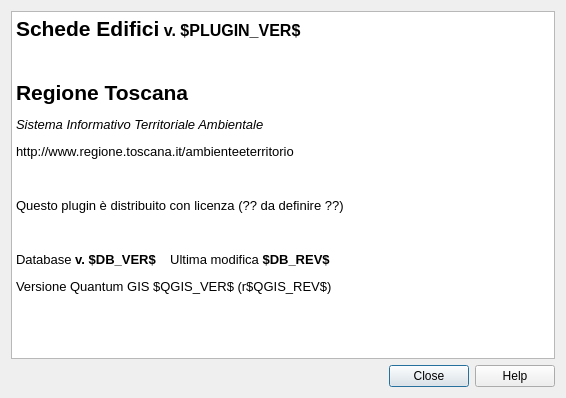
faunalia/rt_omero, file ui/dlgAbout.ui: the form before one commit.
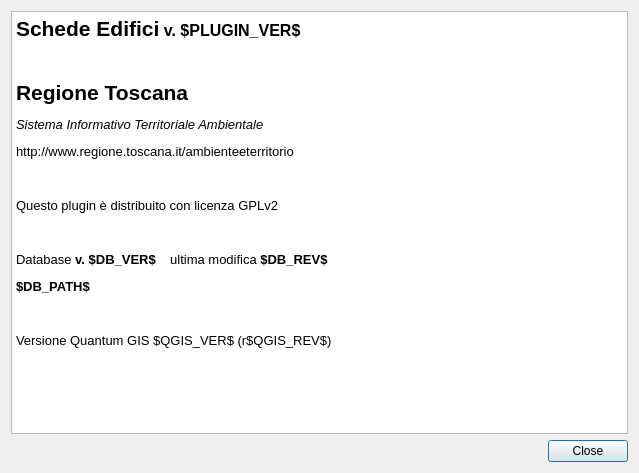
The form after the commit.

```diff
--- a/ui/dlgAbout.ui
+++ b/ui/dlgAbout.ui
@@ -6,8 +6,8 @@
    <rect>
     <x>0</x>
     <y>0</y>
-    <width>566</width>
-    <height>398</height>
+    <width>639</width>
+    <height>473</height>
    </rect>
   </property>
   <property name="windowTitle">
@@ -20,7 +20,7 @@
       <enum>Qt::Horizontal</enum>
      </property>
      <property name="standardButtons">
-      <set>QDialogButtonBox::Close|QDialogButtonBox::Help</set>
+      <set>QDialogButtonBox::Close</set>
      </property>
     </widget>
    </item>
@@ -37,9 +37,11 @@
 &lt;p style=&quot; margin-top:12px; margin-bottom:0px; margin-left:0px; margin-right:0px; -qt-block-indent:0; text-indent:0px;&quot;&gt;&lt;span style=&quot; font-style:italic;&quot;&gt;Sistema Informativo Territoriale Ambientale&lt;/span&gt;&lt;/p&gt;
 &lt;p style=&quot; margin-top:12px; margin-bottom:0px; margin-left:0px; margin-right:0px; -qt-block-indent:0; text-indent:0px;&quot;&gt;http://www.regione.toscana.it/ambienteeterritorio&lt;/p&gt;
 &lt;p style=&quot;-qt-paragraph-type:empty; margin-top:12px; margin-bottom:0px; margin-left:0px; margin-right:0px; -qt-block-indent:0; text-indent:0px;&quot;&gt;&lt;/p&gt;
-&lt;p style=&quot; margin-top:12px; margin-bottom:0px; margin-left:0px; margin-right:0px; -qt-block-indent:0; text-indent:0px;&quot;&gt;Questo plugin è distribuito con licenza (?? da definire ??)&lt;/p&gt;
+&lt;p style=&quot; margin-top:12px; margin-bottom:0px; margin-left:0px; margin-right:0px; -qt-block-indent:0; text-indent:0px;&quot;&gt;Questo plugin è distribuito con licenza GPLv2&lt;/p&gt;
 &lt;p style=&quot;-qt-paragraph-type:empty; margin-top:12px; margin-bottom:0px; margin-left:0px; margin-right:0px; -qt-block-indent:0; text-indent:0px;&quot;&gt;&lt;/p&gt;
-&lt;p style=&quot; margin-top:12px; margin-bottom:0px; margin-left:0px; margin-right:0px; -qt-block-indent:0; text-indent:0px;&quot;&gt;Database&lt;span style=&quot; font-weight:600;&quot;&gt; v. $DB_VER$ &lt;/span&gt;   Ultima modifica&lt;span style=&quot; font-weight:600;&quot;&gt; $DB_REV$ &lt;/span&gt;&lt;/p&gt;
+&lt;p style=&quot; margin-top:12px; margin-bottom:0px; margin-left:0px; margin-right:0px; -qt-block-indent:0; text-indent:0px;&quot;&gt;Database&lt;span style=&quot; font-weight:600;&quot;&gt; v. $DB_VER$ &lt;/span&gt;   ultima modifica&lt;span style=&quot; font-weight:600;&quot;&gt; $DB_REV$ &lt;/span&gt;&lt;/p&gt;
+&lt;p style=&quot; margin-top:12px; margin-bottom:0px; margin-left:0px; margin-right:0px; -qt-block-indent:0; text-indent:0px;&quot;&gt;&lt;span style=&quot; font-weight:600;&quot;&gt;$DB_PATH$ &lt;/span&gt;&lt;/p&gt;
+&lt;p style=&quot;-qt-paragraph-type:empty; margin-top:12px; margin-bottom:0px; margin-left:0px; margin-right:0px; -qt-block-indent:0; text-indent:0px;&quot;&gt;&lt;/p&gt;
 &lt;p style=&quot; margin-top:12px; margin-bottom:0px; margin-left:0px; margin-right:0px; -qt-block-indent:0; text-indent:0px;&quot;&gt;Versione Quantum GIS $QGIS_VER$ (r$QGIS_REV$)&lt;/p&gt;&lt;/body&gt;&lt;/html&gt;</string>
      </property>
     </widget>
```
